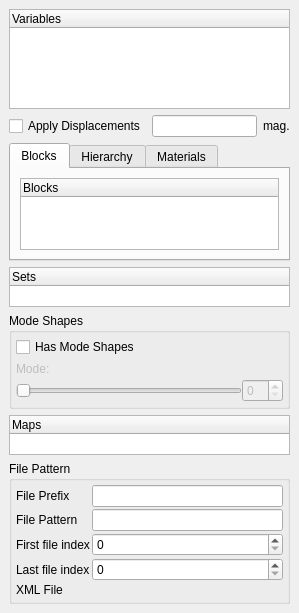
Old version of the form Qt/Components/Resources/UI/pqExodusIIPanel.ui in the repository wildmichael/ParaView3-enhancements-old.
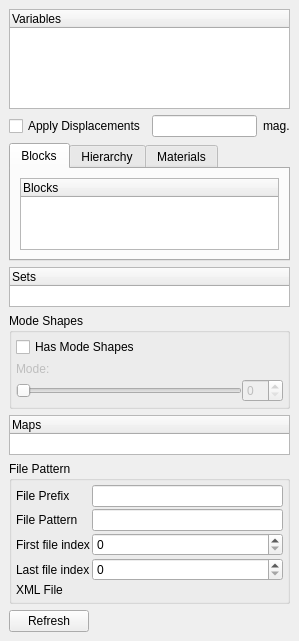
New version of the form. Custom widgets are drawn as their Qt base class.

Commit message: BUG: Add a "Refresh" capability to the exodus reader that re-reads time information from the data files and outputs (through information keys) the intersection of the time values/steps that all serial readers can read; Fix construction of temporal element data; Fix CanReadFile() so that errors opening the file are caught correctly

```diff
--- a/Qt/Components/Resources/UI/pqExodusIIPanel.ui
+++ b/Qt/Components/Resources/UI/pqExodusIIPanel.ui
@@ -467,6 +467,21 @@
      </layout>
     </widget>
    </item>
+   <item>
+    <widget class="QPushButton" name="Refresh" >
+     <property name="sizePolicy" >
+      <sizepolicy>
+       <hsizetype>0</hsizetype>
+       <vsizetype>1</vsizetype>
+       <horstretch>0</horstretch>
+       <verstretch>0</verstretch>
+      </sizepolicy>
+     </property>
+     <property name="text" >
+      <string>Refresh</string>
+     </property>
+    </widget>
+   </item>
   </layout>
  </widget>
  <customwidgets>
```
The commit also changes 7 other files.
